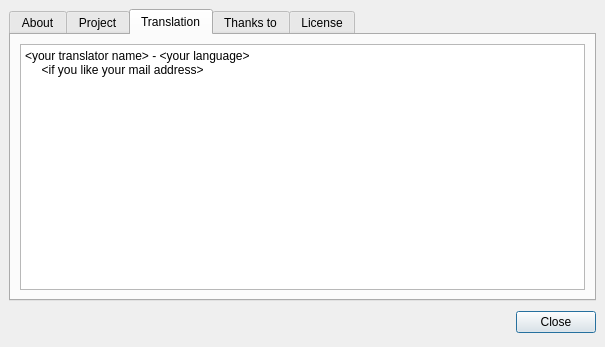
Above: src/gui/qt/aboutpokerth.ui from pokerth/pokerth before the change. Below: the same form after it.
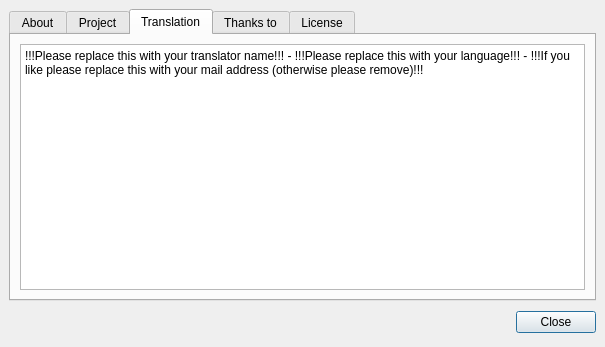
That is the form after the change. The open tabs and pages were chosen to show the change. Icons and pictures are not drawn.

What changed in the file:
```diff
--- a/src/gui/qt/aboutpokerth.ui
+++ b/src/gui/qt/aboutpokerth.ui
@@ -208,8 +208,7 @@
           <string>&lt;html>&lt;head>&lt;meta name="qrichtext" content="1" />&lt;style type="text/css">
 p, li { white-space: pre-wrap; }
 &lt;/style>&lt;/head>&lt;body style=" font-family:'Nimbus Sans L'; font-size:9pt; font-weight:400; font-style:normal;">
-&lt;p style=" margin-top:0px; margin-bottom:0px; margin-left:0px; margin-right:0px; -qt-block-indent:0; text-indent:0px;">&amp;lt;your translator name&amp;gt; - &amp;lt;your language&amp;gt;&lt;/p>
-&lt;p style=" margin-top:0px; margin-bottom:0px; margin-left:0px; margin-right:0px; -qt-block-indent:0; text-indent:0px;">     &amp;lt;if you like your mail address&amp;gt;&lt;/p>&lt;/body>&lt;/html></string>
+&lt;p style=" margin-top:0px; margin-bottom:0px; margin-left:0px; margin-right:0px; -qt-block-indent:0; text-indent:0px;">!!!Please replace this with your translator name!!! - !!!Please replace this with your language!!! - !!!If you like please replace this with your mail address (otherwise please remove)!!!&lt;/p>&lt;/body>&lt;/html></string>
          </property>
          <property name="openExternalLinks" >
           <bool>true</bool>
```
Left out of the diff: 5 changed lines with no effect on the pictures.
